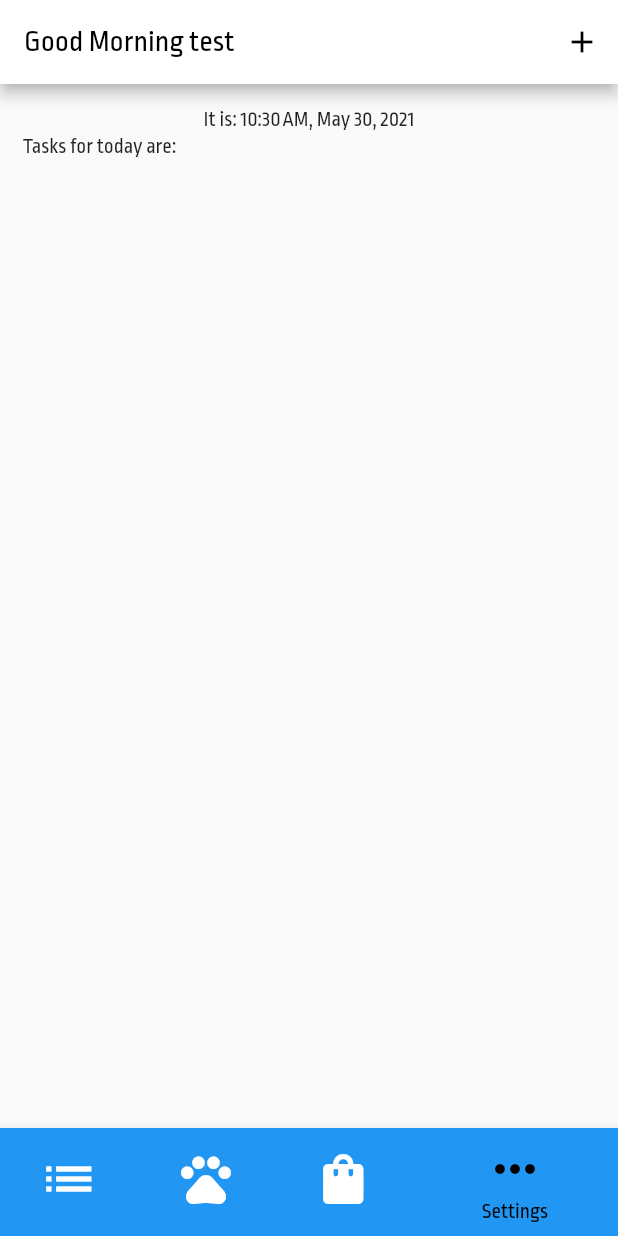
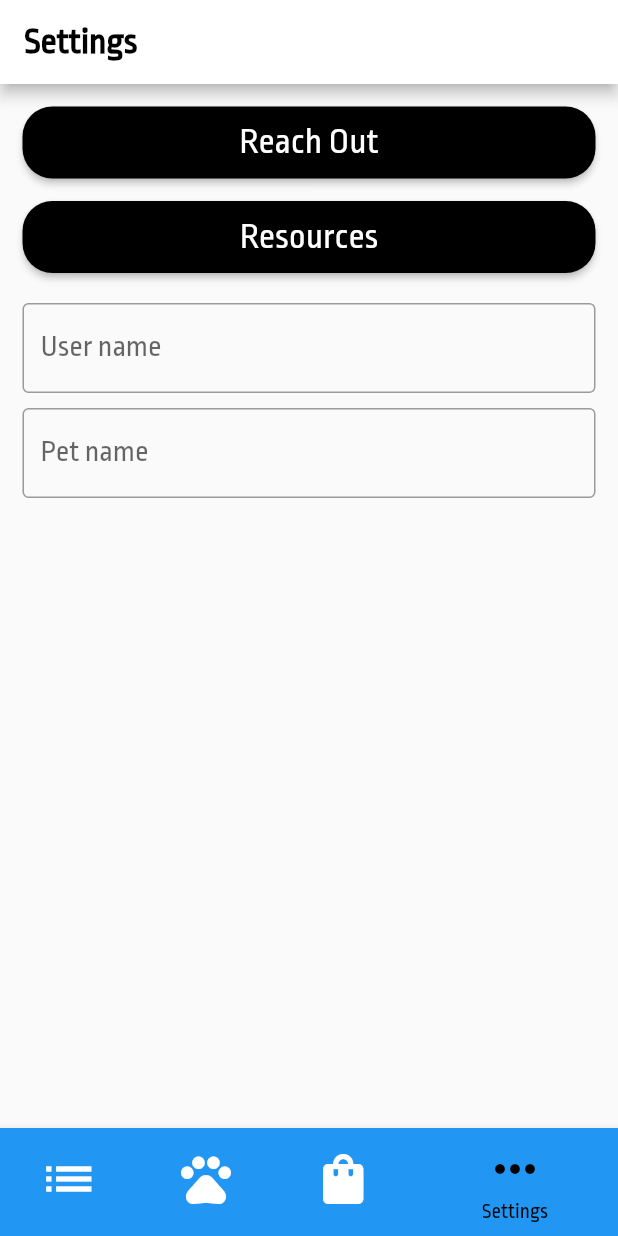
Before and after one commit to frc4039/InnovationChallenge2021, a Flutter app: the screen it shows after launch, item 4 of the bottom bar chosen, on a phone screen of 412 x 824 dp. Run offline on Flutter 3.47's test engine with Material 2 defaults, Android fonts, the phone set to English and light mode, and no system bars; our stand-ins replace percent_indicator.

Commit message:
petsettings now settings, redesigned all pages

```diff
--- /dev/null
+++ b/lib/settingsFile.dart
@@ -0,0 +1,138 @@
+import 'package:flutter/cupertino.dart';
+import 'package:flutter/material.dart';
+import 'package:flutter/rendering.dart';
+
+import 'main.dart' as mainFile;
+import 'taskFile.dart' as taskFile;
+import 'petFile.dart' as petFile;
+
+class StatelessSettingsPage extends StatelessWidget {
+  @override
+  Widget build(BuildContext context) {
+    return MaterialApp(
+      home: SettingsPage(),
+      theme: ThemeData(fontFamily: 'RopaSans'),
+    );
+  }
+}
+
+class SettingsPage extends StatefulWidget {
+  SettingsPage({Key key}) : super(key: key);
+  @override
+  SettingsPageState createState() => SettingsPageState();
+}
+
+class SettingsPageState extends State<SettingsPage> {
+  TextEditingController petNameController = TextEditingController();
+  TextEditingController userNameController = TextEditingController();
+  bool isRepeatingTask = false;
+
+  void navBar(int index) {
+    setState(() {
+      mainFile.selectedIndex = index;
+    });
+    if (index == 0) {
+      runApp(taskFile.StatelessTaskPage());
+    } else if (index == 1) {
+      runApp(petFile.StatelessPetPage());
+    } else if (index == 2) {
+      //runApp(shopFile.StatelessShopPage());
+    }
+  }
+
+  @override
+  Widget build(BuildContext context) {
+    return Scaffold(
+      appBar: AppBar(
+        title: Text(
+          'Settings',
+          style: TextStyle(
+              color: Colors.black, fontSize: 24.0, fontWeight: FontWeight.bold),
+        ),
+        backgroundColor: Colors.white,
+      ),
+      body: Padding(
+        padding: EdgeInsets.all(15.0),
+        child: ListView(children: <Widget>[
+          ElevatedButton(
+            style: ElevatedButton.styleFrom(
+              onPrimary: Colors.white,
+              primary: Colors.black,
+              minimumSize: Size(256, 48),
+              shape: RoundedRectangleBorder(
+                borderRadius: BorderRadius.circular(20),
+              ),
+              textStyle: TextStyle(fontSize: 24.0, fontFamily: 'RopaSans'),
+            ),
+            onPressed: () {},
+            child: Text('Reach Out'),
+          ),
+          Padding(
+            padding: EdgeInsets.symmetric(vertical: 15.0),
+            child: ElevatedButton(
+              style: ElevatedButton.styleFrom(
+                onPrimary: Colors.white,
+                primary: Colors.black,
+                minimumSize: Size(256, 48),
+                shape: RoundedRectangleBorder(
+                  borderRadius: BorderRadius.circular(20),
+                ),
+                textStyle: TextStyle(fontSize: 24.0, fontFamily: 'RopaSans'),
+              ),
+              onPressed: () {},
+              child: Text('Resources'),
+            ),
+          ),
+          Container(
+            padding: EdgeInsets.symmetric(vertical: 5.0),
+            child: TextField(
+              controller: userNameController,
+              decoration: InputDecoration(
+                border: OutlineInputBorder(),
+                labelText: 'User name',
+              ),
+              style: TextStyle(fontSize: 20.0),
+            ),
+          ),
+          Container(
+            padding: EdgeInsets.symmetric(vertical: 5.0),
+            child: TextField(
+              controller: petNameController,
+              decoration: InputDecoration(
+                border: OutlineInputBorder(),
+                labelText: 'Pet name',
+              ),
+              style: TextStyle(fontSize: 20.0),
+            ),
+          ),
+        ]),
+      ),
+      bottomNavigationBar: BottomNavigationBar(
+          items: const <BottomNavigationBarItem>[
+            BottomNavigationBarItem(
+                icon: Icon(Icons.list),
+                label: 'Tasks',
+                backgroundColor: Colors.yellow),
+            BottomNavigationBarItem(
+                icon: Icon(Icons.pets),
+                label: 'Pet',
+                backgroundColor: Colors.red),
+            BottomNavigationBarItem(
+                icon: Icon(Icons.shopping_bag),
+                label: 'Shop',
+                backgroundColor: Colors.green),
+            BottomNavigationBarItem(
+              icon: Icon(Icons.more_horiz),
+              label: 'Settings',
+              backgroundColor: Colors.blue,
+            ),
+          ],
+          type: BottomNavigationBarType.shifting,
+          currentIndex: mainFile.selectedIndex,
+          selectedItemColor: Colors.black,
+          iconSize: 40,
+          onTap: navBar,
+          elevation: 5),
+    );
+  }
+}
--- a/lib/taskFile.dart
+++ b/lib/taskFile.dart
@@ -6,7 +6,7 @@ import 'package:intl/intl.dart';
 import 'main.dart' as mainFile;
 import 'newTaskFile.dart' as newTaskFile;
 import 'petFile.dart' as petFile;
-import 'petSettingsFile.dart' as petSettingsFile;
+import 'settingsFile.dart' as settingsFile;
 
 class StatelessTaskPage extends StatelessWidget {
   @override
@@ -25,7 +25,6 @@ class TaskPage extends StatefulWidget {
 }
 
 class _TaskPageState extends State<TaskPage> {
-  String name = "test";
   String timeDay = DateFormat.jm().format(DateTime.now()).toString() +
       ", " +
       DateFormat.yMMMMd().format(DateTime.now()).toString();
@@ -37,9 +36,9 @@ class _TaskPageState extends State<TaskPage> {
     if (index == 1) {
       runApp(petFile.StatelessPetPage());
     } else if (index == 2) {
-      //runApp(StatelessShopPage());
+      //runApp(shopFile.StatelessShopPage());
     } else if (index == 3) {
-      //runApp(StatelessSettingsPage());
+      runApp(settingsFile.StatelessSettingsPage());
     }
   }
 
@@ -48,8 +47,9 @@ class _TaskPageState extends State<TaskPage> {
     return Scaffold(
       appBar: AppBar(
         title: Text(
-          'Good Morning $name',
-          style: TextStyle(color: Colors.black),
+          'Good Morning ' + mainFile.userName,
+          style: TextStyle(
+              color: Colors.black, fontSize: 24.0, fontWeight: FontWeight.bold),
         ),
         actions: <Widget>[
           IconButton(
@@ -68,10 +68,18 @@ class _TaskPageState extends State<TaskPage> {
         padding: EdgeInsets.all(15.0),
         child: ListView(children: <Widget>[
           Column(
-            children: <Widget>[Text("It is: " + timeDay)],
+            children: <Widget>[
+              Text(
+                "It is: " + timeDay,
+                style: TextStyle(fontSize: 24.0),
+              )
+            ],
           ),
           Container(
-            child: Text("Tasks for today are:"),
+            child: Text(
+              "Tasks for today are:",
+              style: TextStyle(fontSize: 24.0),
+            ),
           ),
         ]),
       ),
```
Also changed, not shown: lib/main.dart (+5 -6 lines), lib/newTaskFile.dart (+41 -16 lines), lib/petFile.dart (+30 -22 lines), lib/petSettingsFile.dart (deleted, +0 -70 lines).
